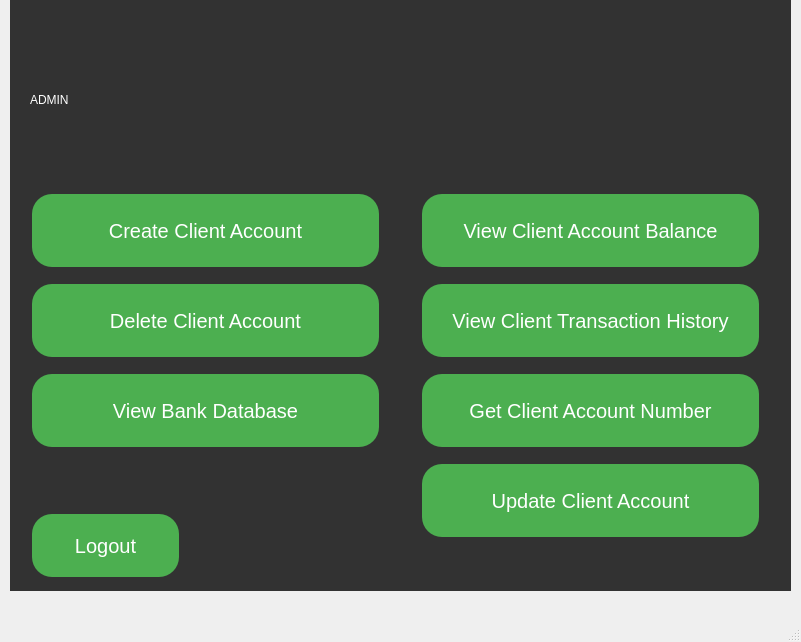
Before: the Qt Designer form BankSystemUser/mainwindow.ui in KerollosSamaan75/Bank-System-Project, drawn with Qt 5.
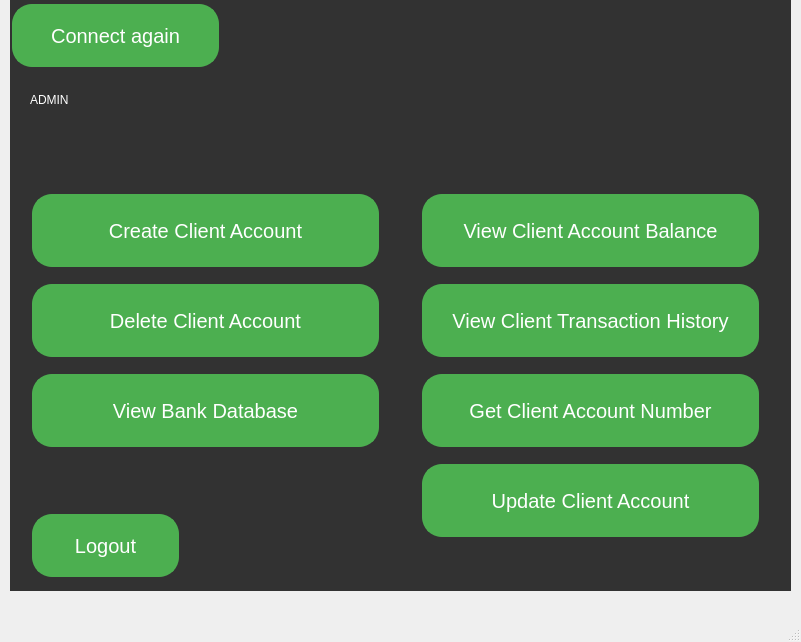
After: the same form once the commit is applied. The open tabs and pages were chosen to show the change. Icons and pictures are not drawn.

Commit message: Modify Some Style Sheet Commit

What changed in the file:
```diff
--- a/BankSystemUser/mainwindow.ui
+++ b/BankSystemUser/mainwindow.ui
@@ -292,18 +292,32 @@
        </rect>
       </property>
       <property name="styleSheet">
-       <string notr="true">background-color: #4CAF50; 
-font: 700 20pt &quot;Segoe UI&quot;;
-        border: none;
-                   color: white;
-                   padding: 15px 20px;
-                   text-align: center;
-                   text-decoration: none;
-                   display: inline-block;
-                   font-size: 20px;
-                   margin: 4px 2px;
-                   border-radius: 20px; 
+       <string notr="true">QPushButton {
+    background-color: #4CAF50;
+    font: 700 20pt &quot;Segoe UI&quot;;
+    border: 2px solid #4CAF50; /* Add a border */
+    color: white;
+    padding: 15px 20px;
+    text-align: center;
+    text-decoration: none;
+    display: inline-block;
+    font-size: 20px;
+    margin: 4px 2px;
+    border-radius: 20px;
+    outline: none; /* Remove the default focus outline */
+    transition: background-color 0.3s ease, border-color 0.3s ease; /* Smooth transitions */
+}
 
+QPushButton:hover {
+    background-color: #45a049; /* Darken the background on hover */
+    border-color: #45a049; /* Darken the border on hover */
+}
+
+QPushButton:pressed {
+    background-color: #388e3c; /* Darker green color when pressed */
+    border-color: #388e3c; /* Darker border color when pressed */
+    box-shadow: 0px 0px 10px rgba(0, 0, 0, 0.5); /* Add a shadow effect when pressed */
+}
 </string>
       </property>
       <property name="text">
@@ -320,18 +334,32 @@
        </rect>
       </property>
       <property name="styleSheet">
-       <string notr="true">background-color: #4CAF50; 
-font: 700 20pt &quot;Segoe UI&quot;;
-        border: none;
-                   color: white;
-                   padding: 15px 20px;
-                   text-align: center;
-                   text-decoration: none;
-                   display: inline-block;
-                   font-size: 20px;
-                   margin: 4px 2px;
-                   border-radius: 20px; 
+       <string notr="true">QPushButton {
+    background-color: #4CAF50;
+    font: 700 20pt &quot;Segoe UI&quot;;
+    border: 2px solid #4CAF50; /* Add a border */
+    color: white;
+    padding: 15px 20px;
+    text-align: center;
+    text-decoration: none;
+    display: inline-block;
+    font-size: 20px;
+    margin: 4px 2px;
+    border-radius: 20px;
+    outline: none; /* Remove the default focus outline */
+    transition: background-color 0.3s ease, border-color 0.3s ease; /* Smooth transitions */
+}
 
+QPushButton:hover {
+    background-color: #45a049; /* Darken the background on hover */
+    border-color: #45a049; /* Darken the border on hover */
+}
+
+QPushButton:pressed {
+    background-color: #388e3c; /* Darker green color when pressed */
+    border-color: #388e3c; /* Darker border color when pressed */
+    box-shadow: 0px 0px 10px rgba(0, 0, 0, 0.5); /* Add a shadow effect when pressed */
+}
 </string>
       </property>
       <property name="text">
@@ -367,18 +395,32 @@
        </rect>
       </property>
       <property name="styleSheet">
-       <string notr="true">background-color: #4CAF50; 
-font: 700 20pt &quot;Segoe UI&quot;;
-        border: none;
-                   color: white;
-                   padding: 15px 20px;
-                   text-align: center;
-                   text-decoration: none;
-                   display: inline-block;
-                   font-size: 20px;
-                   margin: 4px 2px;
-                   border-radius: 20px; 
+       <string notr="true">QPushButton {
+    background-color: #4CAF50;
+    font: 700 20pt &quot;Segoe UI&quot;;
+    border: 2px solid #4CAF50; /* Add a border */
+    color: white;
+    padding: 15px 20px;
+    text-align: center;
+    text-decoration: none;
+    display: inline-block;
+    font-size: 20px;
+    margin: 4px 2px;
+    border-radius: 20px;
+    outline: none; /* Remove the default focus outline */
+    transition: background-color 0.3s ease, border-color 0.3s ease; /* Smooth transitions */
+}
 
+QPushButton:hover {
+    background-color: #45a049; /* Darken the background on hover */
+    border-color: #45a049; /* Darken the border on hover */
+}
+
+QPushButton:pressed {
+    background-color: #388e3c; /* Darker green color when pressed */
+    border-color: #388e3c; /* Darker border color when pressed */
+    box-shadow: 0px 0px 10px rgba(0, 0, 0, 0.5); /* Add a shadow effect when pressed */
+}
 </string>
       </property>
       <property name="text">
@@ -395,18 +437,32 @@
        </rect>
       </property>
       <property name="styleSheet">
-       <string notr="true">background-color: #4CAF50; 
-font: 700 20pt &quot;Segoe UI&quot;;
-        border: none;
-                   color: white;
-                   padding: 15px 20px;
-                   text-align: center;
-                   text-decoration: none;
-                   display: inline-block;
-                   font-size: 20px;
-                   margin: 4px 2px;
-                   border-radius: 20px; 
+       <string notr="true">QPushButton {
+    background-color: #4CAF50;
+    font: 700 20pt &quot;Segoe UI&quot;;
+    border: 2px solid #4CAF50; /* Add a border */
+    color: white;
+    padding: 15px 20px;
+    text-align: center;
+    text-decoration: none;
+    display: inline-block;
+    font-size: 20px;
+    margin: 4px 2px;
+    border-radius: 20px;
+    outline: none; /* Remove the default focus outline */
+    transition: background-color 0.3s ease, border-color 0.3s ease; /* Smooth transitions */
+}
 
+QPushButton:hover {
+    background-color: #45a049; /* Darken the background on hover */
+    border-color: #45a049; /* Darken the border on hover */
+}
+
+QPushButton:pressed {
+    background-color: #388e3c; /* Darker green color when pressed */
+    border-color: #388e3c; /* Darker border color when pressed */
+    box-shadow: 0px 0px 10px rgba(0, 0, 0, 0.5); /* Add a shadow effect when pressed */
+}
 </string>
       </property>
       <property name="text">
@@ -423,18 +479,32 @@
        </rect>
       </property>
       <property name="styleSheet">
-       <string notr="true">background-color: #4CAF50; 
-font: 700 20pt &quot;Segoe UI&quot;;
-        border: none;
-                   color: white;
-                   padding: 15px 20px;
-                   text-align: center;
-                   text-decoration: none;
-                   display: inline-block;
-                   font-size: 20px;
-                   margin: 4px 2px;
-                   border-radius: 20px; 
+       <string notr="true">QPushButton {
+    background-color: #4CAF50;
+    font: 700 20pt &quot;Segoe UI&quot;;
+    border: 2px solid #4CAF50; /* Add a border */
+    color: white;
+    padding: 15px 20px;
+    text-align: center;
+    text-decoration: none;
+    display: inline-block;
+    font-size: 20px;
+    margin: 4px 2px;
+    border-radius: 20px;
+    outline: none; /* Remove the default focus outline */
+    transition: background-color 0.3s ease, border-color 0.3s ease; /* Smooth transitions */
+}
 
+QPushButton:hover {
+    background-color: #45a049; /* Darken the background on hover */
+    border-color: #45a049; /* Darken the border on hover */
+}
+
+QPushButton:pressed {
+    background-color: #388e3c; /* Darker green color when pressed */
+    border-color: #388e3c; /* Darker border color when pressed */
+    box-shadow: 0px 0px 10px rgba(0, 0, 0, 0.5); /* Add a shadow effect when pressed */
+}
 </string>
       </property>
       <property name="text">
@@ -451,18 +521,32 @@
        </rect>
       </property>
       <property name="styleSheet">
-       <string notr="true">background-color: #4CAF50; 
-font: 700 20pt &quot;Segoe UI&quot;;
-        border: none;
-                   color: white;
-                   padding: 15px 20px;
-                   text-align: center;
-                   text-decoration: none;
-                   display: inline-block;
-                   font-size: 20px;
-                   margin: 4px 2px;
-                   border-radius: 20px; 
+       <string notr="true">QPushButton {
+    background-color: #4CAF50;
+    font: 700 20pt &quot;Segoe UI&quot;;
+    border: 2px solid #4CAF50; /* Add a border */
+    color: white;
+    padding: 15px 20px;
+    text-align: center;
+    text-decoration: none;
+    display: inline-block;
+    font-size: 20px;
+    margin: 4px 2px;
+    border-radius: 20px;
+    outline: none; /* Remove the default focus outline */
+    transition: background-color 0.3s ease, border-color 0.3s ease; /* Smooth transitions */
+}
 
+QPushButton:hover {
+    background-color: #45a049; /* Darken the background on hover */
+    border-color: #45a049; /* Darken the border on hover */
+}
+
+QPushButton:pressed {
+    background-color: #388e3c; /* Darker green color when pressed */
+    border-color: #388e3c; /* Darker border color when pressed */
+    box-shadow: 0px 0px 10px rgba(0, 0, 0, 0.5); /* Add a shadow effect when pressed */
+}
 </string>
       </property>
       <property name="text">
@@ -479,18 +563,32 @@
        </rect>
       </property>
       <property name="styleSheet">
-       <string notr="true">background-color: #4CAF50; 
-font: 700 20pt &quot;Segoe UI&quot;;
-        border: none;
-                   color: white;
-                   padding: 15px 20px;
-                   text-align: center;
-                   text-decoration: none;
-                   display: inline-block;
-                   font-size: 20px;
-                   margin: 4px 2px;
-                   border-radius: 20px; 
+       <string notr="true">QPushButton {
+    background-color: #4CAF50;
+    font: 700 20pt &quot;Segoe UI&quot;;
+    border: 2px solid #4CAF50; /* Add a border */
+    color: white;
+    padding: 15px 20px;
+    text-align: center;
+    text-decoration: none;
+    display: inline-block;
+    font-size: 20px;
+    margin: 4px 2px;
+    border-radius: 20px;
+    outline: none; /* Remove the default focus outline */
+    transition: background-color 0.3s ease, border-color 0.3s ease; /* Smooth transitions */
+}
 
+QPushButton:hover {
+    background-color: #45a049; /* Darken the background on hover */
+    border-color: #45a049; /* Darken the border on hover */
+}
+
+QPushButton:pressed {
+    background-color: #388e3c; /* Darker green color when pressed */
+    border-color: #388e3c; /* Darker border color when pressed */
+    box-shadow: 0px 0px 10px rgba(0, 0, 0, 0.5); /* Add a shadow effect when pressed */
+}
 </string>
       </property>
       <property name="text">
@@ -507,24 +605,80 @@
        </rect>
       </property>
       <property name="styleSheet">
-       <string notr="true">background-color: #4CAF50; 
-font: 700 20pt &quot;Segoe UI&quot;;
-        border: none;
-                   color: white;
-                   padding: 15px 20px;
-                   text-align: center;
-                   text-decoration: none;
-                   display: inline-block;
-                   font-size: 20px;
-                   margin: 4px 2px;
-                   border-radius: 20px; 
+       <string notr="true">QPushButton {
+    background-color: #4CAF50;
+    font: 700 20pt &quot;Segoe UI&quot;;
+    border: 2px solid #4CAF50; /* Add a border */
+    color: white;
+    padding: 15px 20px;
+    text-align: center;
+    text-decoration: none;
+    display: inline-block;
+    font-size: 20px;
+    margin: 4px 2px;
+    border-radius: 20px;
+    outline: none; /* Remove the default focus outline */
+    transition: background-color 0.3s ease, border-color 0.3s ease; /* Smooth transitions */
+}
 
+QPushButton:hover {
+    background-color: #45a049; /* Darken the background on hover */
+    border-color: #45a049; /* Darken the border on hover */
+}
+
+QPushButton:pressed {
+    background-color: #388e3c; /* Darker green color when pressed */
+    border-color: #388e3c; /* Darker border color when pressed */
+    box-shadow: 0px 0px 10px rgba(0, 0, 0, 0.5); /* Add a shadow effect when pressed */
+}
 </string>
       </property>
       <property name="text">
        <string>Update Client Account</string>
       </property>
      </widget>
+     <widget class="QPushButton" name="pB_AdminConnectAgain">
+      <property name="geometry">
+       <rect>
+        <x>0</x>
+        <y>0</y>
+        <width>211</width>
+        <height>71</height>
+       </rect>
+      </property>
+      <property name="styleSheet">
+       <string notr="true">QPushButton {
+    background-color: #4CAF50;
+    font: 700 20pt &quot;Segoe UI&quot;;
+    border: 2px solid #4CAF50; /* Add a border */
+    color: white;
+    padding: 15px 20px;
+    text-align: center;
+    text-decoration: none;
+    display: inline-block;
+    font-size: 20px;
+    margin: 4px 2px;
+    border-radius: 20px;
+    outline: none; /* Remove the default focus outline */
+    transition: background-color 0.3s ease, border-color 0.3s ease; /* Smooth transitions */
+}
+
+QPushButton:hover {
+    background-color: #45a049; /* Darken the background on hover */
+    border-color: #45a049; /* Darken the border on hover */
+}
+
+QPushButton:pressed {
+    background-color: #388e3c; /* Darker green color when pressed */
+    border-color: #388e3c; /* Darker border color when pressed */
+    box-shadow: 0px 0px 10px rgba(0, 0, 0, 0.5); /* Add a shadow effect when pressed */
+}
+</string>
+      </property>
+      <property name="text">
+       <string>Connect again</string>
+      </property>
+     </widget>
     </widget>
     <widget class="QWidget" name="Client">
      <widget class="QLabel" name="Userlabel">
```
Left out of the diff: 984 changed lines with no effect on the pictures. The commit also changes 118 other files.
